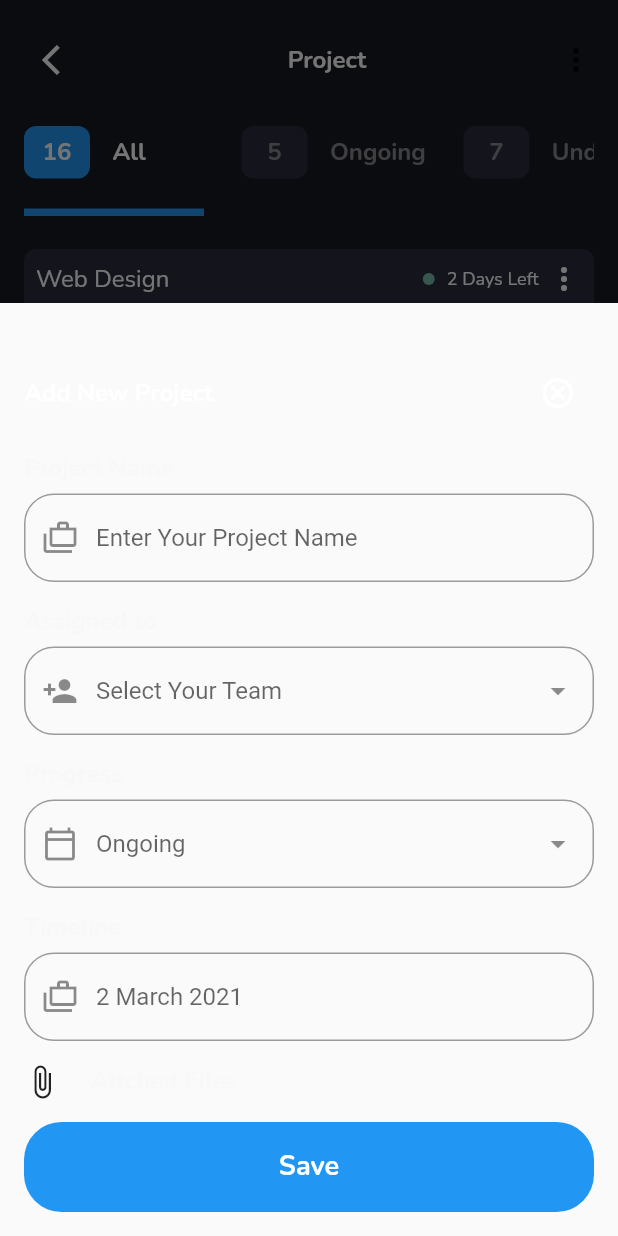
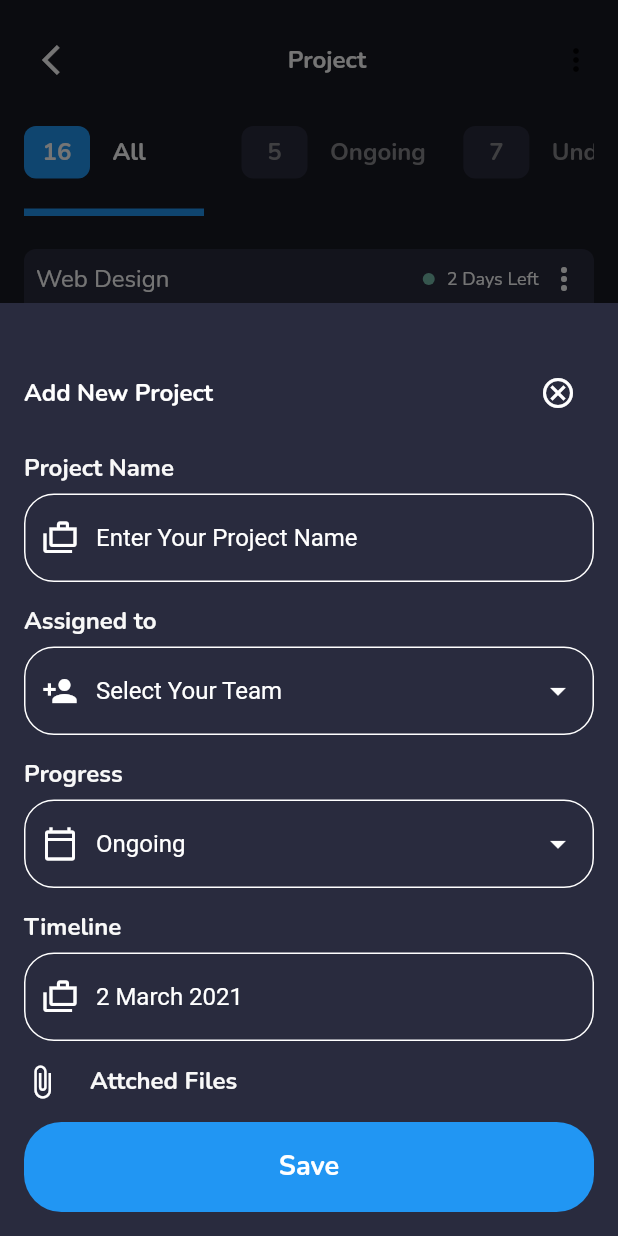
Before and after one commit to Somrat-H/Task-Management-Mobile-App-UI, a Flutter app: the NavBar screen opened directly, item 3 of the bottom bar chosen, after a tap on the "add" icon, on a phone screen of 412 x 824 dp. Run offline on Flutter 3.47's test engine with Material 2 defaults, Android fonts, the phone set to English and light mode, and no system bars; our stand-ins replace google_fonts.

Commit message:
just modify

```diff
--- a/lib/ widget/custom_bottom_sheet.dart
+++ b/lib/ widget/custom_bottom_sheet.dart
@@ -1,9 +1,11 @@
 import 'package:flutter/material.dart';
 import 'package:somrat/%20widget/custom_button.dart';
 import 'package:somrat/%20widget/my_style.dart';
+import 'package:somrat/ui/navBar/navbar.dart';
 
 myBottomSheet(BuildContext context) {
   return showModalBottomSheet<dynamic>(
+    backgroundColor: const Color(0xff292B3E),
       isScrollControlled: true,
       context: context,
       builder: (context) {
@@ -80,8 +82,13 @@ myBottomSheet(BuildContext context) {
                   const SizedBox(
                     height: 25,
                   ),
-                  customButton(60, double.infinity, Colors.blue, 25,
+                  InkWell(
+                    onTap: (){
+                      Navigator.pushReplacement(context, MaterialPageRoute(builder: (_)=> NavBar()));
+                    },
+                    child: customButton(60, double.infinity, Colors.blue, 25,
                       myStyle('Invite', 16, Colors.white, FontWeight.w700)),
+                  )
                 ],
               ),
             ),
--- a/lib/ widget/custom_modal_sheet.dart
+++ b/lib/ widget/custom_modal_sheet.dart
@@ -3,104 +3,175 @@ import 'package:somrat/%20widget/custom_button.dart';
 import 'package:somrat/%20widget/my_style.dart';
 import 'package:somrat/ui/team_member.dart';
 
-myCustomBottomSheet(BuildContext context){
+myCustomBottomSheet(BuildContext context) {
   return showModalBottomSheet(
+      backgroundColor: Color(0xff292B3E),
       isScrollControlled: true,
-      context: context, builder: (context){
+      context: context,
+      builder: (context) {
         return Wrap(
           children: [
             Padding(
               padding: const EdgeInsets.all(16.0),
               child: Column(
                 children: [
-        const SizedBox(height: 20,),
+                  const SizedBox(
+                    height: 20,
+                  ),
                   Row(
                     mainAxisAlignment: MainAxisAlignment.spaceBetween,
                     children: [
-
-        myStyle('Add New Project', 16, Colors.white, FontWeight.w700),
-        IconButton(onPressed: (){
+                      myStyle(
+                          'Add New Project', 16, Colors.white, FontWeight.w700),
+                      IconButton(
+                        onPressed: () {
                           Navigator.pop(context);
-        }, icon: const Icon(Icons.cancel_outlined), color: Colors.white,)
+                        },
+                        icon: const Icon(Icons.cancel_outlined),
+                        color: Colors.white,
+                      )
                     ],
                   ),
-        const SizedBox(height: 15,),
+                  const SizedBox(
+                    height: 15,
+                  ),
                   Align(
                     alignment: Alignment.topLeft,
-        child: myStyle('Project Name', 16, const Color(0xffF8F8F8), FontWeight.w700),
+                    child: myStyle('Project Name', 16, const Color(0xffF8F8F8),
+                        FontWeight.w700),
                   ),
-        const SizedBox(height: 6,),
+                  const SizedBox(
+                    height: 6,
+                  ),
                   TextField(
                     decoration: InputDecoration(
                         hintText: 'Enter Your Project Name',
-        prefixIcon: const Icon(Icons.cases_outlined),
-        border: OutlineInputBorder(
+                        hintStyle: TextStyle(
+                          color: Colors.white,
+                        ),
+                        prefixIcon: const Icon(
+                          Icons.cases_outlined,
+                          color: Colors.white,
+                        ),
+                        enabledBorder: OutlineInputBorder(
+                          borderSide: BorderSide(color: Colors.white),
                           borderRadius: BorderRadius.circular(20),
-        )
+                        )),
                   ),
+                  const SizedBox(
+                    height: 15,
                   ),
-        const SizedBox(height: 15,),
                   Align(
                     alignment: Alignment.topLeft,
-        child: myStyle('Assigned to', 16, const Color(0xffF8F8F8), FontWeight.w700),
+                    child: myStyle('Assigned to', 16, const Color(0xffF8F8F8),
+                        FontWeight.w700),
                   ),
-        const SizedBox(height: 6,),
+                  const SizedBox(
+                    height: 6,
+                  ),
                   TextField(
                     decoration: InputDecoration(
                         hintText: 'Select Your Team',
-        prefixIcon: const Icon(Icons.person_add),
-        suffixIcon: const Icon(Icons.arrow_drop_down_sharp),
-        border: OutlineInputBorder(
+                        hintStyle: TextStyle(
+                          color: Colors.white,
+                        ),
+                        prefixIcon: const Icon(
+                          Icons.person_add,
+                          color: Colors.white,
+                        ),
+                        suffixIcon: const Icon(
+                          Icons.arrow_drop_down_sharp,
+                          color: Colors.white,
+                        ),
+                        enabledBorder: OutlineInputBorder(
+                          borderSide: BorderSide(color: Colors.white),
                           borderRadius: BorderRadius.circular(20),
-        )
+                        )),
                   ),
+                  const SizedBox(
+                    height: 15,
                   ),
-        const SizedBox(height: 15,),
                   Align(
                     alignment: Alignment.topLeft,
-        child: myStyle('Progress', 16, const Color(0xffF8F8F8), FontWeight.w700),
+                    child: myStyle('Progress', 16, const Color(0xffF8F8F8),
+                        FontWeight.w700),
                   ),
-        const SizedBox(height: 6,),
+                  const SizedBox(
+                    height: 6,
+                  ),
                   TextField(
                     decoration: InputDecoration(
                         hintText: 'Ongoing',
-        prefixIcon: const Icon(Icons.calendar_today_outlined),
-        suffixIcon: const Icon(Icons.arrow_drop_down_sharp),
-        border: OutlineInputBorder(
+                        hintStyle: TextStyle(
+                          color: Colors.white,
+                        ),
+                        prefixIcon: const Icon(
+                          Icons.calendar_today_outlined,
+                          color: Colors.white,
+                        ),
+                        suffixIcon: const Icon(
+                          Icons.arrow_drop_down_sharp,
+                          color: Colors.white,
+                        ),
+                        enabledBorder: OutlineInputBorder(
+                          borderSide: BorderSide(color: Colors.white),
                           borderRadius: BorderRadius.circular(20),
-        )
+                        )),
                   ),
+                  const SizedBox(
+                    height: 15,
                   ),
-        const SizedBox(height: 15,),
                   Align(
                     alignment: Alignment.topLeft,
-        child: myStyle('Timeline', 16, const Color(0xffF8F8F8), FontWeight.w700),
+                    child: myStyle('Timeline', 16, const Color(0xffF8F8F8),
+                        FontWeight.w700),
                   ),
-        const SizedBox(height: 6,),
+                  const SizedBox(
+                    height: 6,
+                  ),
                   TextField(
                     decoration: InputDecoration(
                         hintText: '2 March 2021',
-        prefixIcon: const Icon(Icons.cases_outlined),
-        border: OutlineInputBorder(
+                        hintStyle: TextStyle(
+                          color: Colors.white,
+                        ),
+                        prefixIcon: const Icon(
+                          Icons.cases_outlined,
+                          color: Colors.white,
+                        ),
+                        enabledBorder: OutlineInputBorder(
+                          borderSide: BorderSide(color: Colors.white),
                           borderRadius: BorderRadius.circular(20),
-        )
+                        )),
                   ),
+                  const SizedBox(
+                    height: 15,
                   ),
-        const SizedBox(height: 15,),
                   Row(
                     children: [
-        const Icon(Icons.attach_file),
-        const SizedBox(width: 20,),
-        myStyle('Attched Files', 16, const Color(0xffF8F8F8),FontWeight.w700),
+                      const Icon(
+                        Icons.attach_file,
+                        color: Colors.white,
+                      ),
+                      const SizedBox(
+                        width: 20,
+                      ),
+                      myStyle('Attched Files', 16, const Color(0xffF8F8F8),
+                          FontWeight.w700),
                     ],
                   ),
-        const SizedBox(height: 15,),
+                  const SizedBox(
+                    height: 15,
+                  ),
                   InkWell(
-        onTap: (){
-        Navigator.push(context, MaterialPageRoute(builder: (_)=> const TeamMember()));
-
+                    onTap: () {
+                      Navigator.push(
+                          context,
+                          MaterialPageRoute(
+                              builder: (_) => const TeamMember()));
                     },
-        child: customButton(60, double.infinity, Colors.blue, 25, myStyle('Save', 18, Colors.white, FontWeight.w700)),
+                    child: customButton(60, double.infinity, Colors.blue, 25,
+                        myStyle('Save', 18, Colors.white, FontWeight.w700)),
                   )
                 ],
               ),
```
Lines whose indentation alone changed are shown as unchanged.
